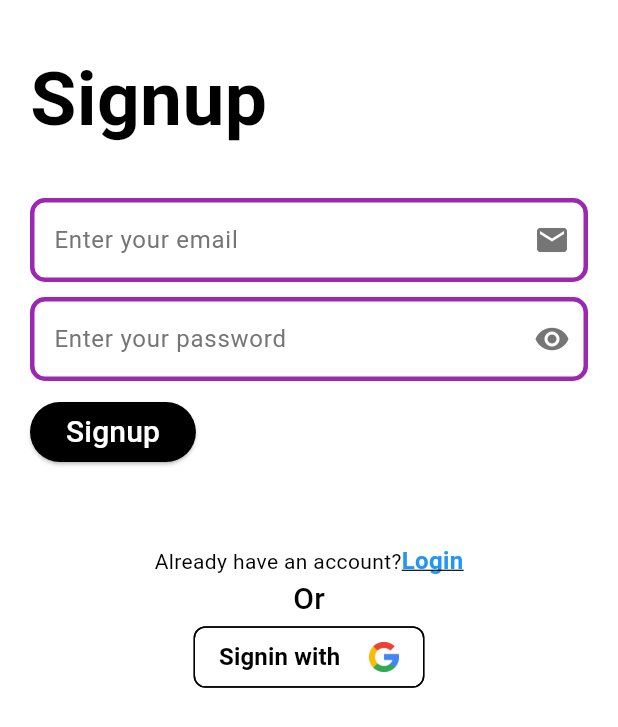
After one commit to SoumyadeepOSD/SIH_2023_Project, a Flutter app: the Signup screen opened directly, on a phone screen of 412 x 824 dp. The commit adds this screen. Shown: the top 727 px of the screen. Run offline on Flutter 3.47's test engine with Material 2 defaults, Android fonts, the phone set to English and light mode, and no system bars; our stand-ins replace firebase_core, google_nav_bar; missing offline and left inert: mongo_dart; accounts and stored records are empty.

Commit message:
Signup page UI done

```diff
--- a/lib/Frontend/constant/colors.dart
+++ b/lib/Frontend/constant/colors.dart
@@ -8,3 +8,4 @@ Color green = Colors.green;
 Color yellow = Colors.amber;
 Color customgrey = Colors.grey.shade600;
 Color transparentblue = const Color(0x47008BFD);
+Color purple = Colors.purple;
--- /dev/null
+++ b/lib/Frontend/constant/images.dart
@@ -0,0 +1,3 @@
+import 'package:flutter/material.dart';
+
+const googleLogo = 'assets/images/GoogleLogo.png';
--- a/lib/Frontend/constant/widgets.dart
+++ b/lib/Frontend/constant/widgets.dart
@@ -1,4 +1,6 @@
 import 'package:flutter/material.dart';
+
+import 'colors.dart';
 
 Widget customTextWidget(string, size, weight, color) => Text(
       string,
@@ -8,3 +10,33 @@ Widget customTextWidget(string, size, weight, color) => Text(
         color: color,
       ),
     );
+
+Widget customTextField({controllerName, hint, icon}) => TextField(
+      controller: controllerName,
+      keyboardType: TextInputType.emailAddress,
+      decoration: InputDecoration(
+        enabled: true,
+        enabledBorder: OutlineInputBorder(
+          borderSide: BorderSide(
+            width: 3,
+            color: purple,
+          ),
+          borderRadius: const BorderRadius.all(
+            Radius.circular(10.0),
+          ),
+        ),
+        focusedBorder: OutlineInputBorder(
+          borderSide: BorderSide(
+            width: 3,
+            color: blue,
+          ),
+          borderRadius: BorderRadius.circular(10),
+        ),
+        hintText: hint,
+        suffixIcon: Icon(
+          icon,
+          color: customgrey,
+        ),
+        hintStyle: TextStyle(color: customgrey),
+      ),
+    );
--- /dev/null
+++ b/lib/Frontend/pages/auth/signup.dart
@@ -0,0 +1,102 @@
+import 'package:flutter/material.dart';
+import 'package:sih_2023/Frontend/constant/colors.dart';
+import 'package:sih_2023/Frontend/constant/images.dart';
+
+import '../../constant/widgets.dart';
+
+TextEditingController _emailController = TextEditingController();
+TextEditingController _passwordController = TextEditingController();
+
+class Signup extends StatelessWidget {
+  const Signup({super.key});
+
+  @override
+  Widget build(BuildContext context) {
+    return Scaffold(
+      body: SafeArea(
+          child: SingleChildScrollView(
+        child: Container(
+          margin: const EdgeInsets.symmetric(horizontal: 20.0),
+          child: Column(
+            crossAxisAlignment: CrossAxisAlignment.start,
+            children: [
+              const SizedBox(
+                height: 30.0,
+              ),
+              customTextWidget("Signup", 50.0, FontWeight.bold, black),
+              const SizedBox(
+                height: 30.0,
+              ),
+              customTextField(
+                  controllerName: _emailController,
+                  hint: "Enter your email",
+                  icon: Icons.email),
+              const SizedBox(
+                height: 10.0,
+              ),
+              customTextField(
+                  controllerName: _passwordController,
+                  hint: "Enter your password",
+                  icon: Icons.remove_red_eye),
+              const SizedBox(
+                height: 10.0,
+              ),
+              ElevatedButton(
+                style: ElevatedButton.styleFrom(
+                  backgroundColor: black,
+                ),
+                onPressed: () {},
+                child: customTextWidget("Signup", 20.0, FontWeight.w500, white),
+              ),
+              const SizedBox(
+                height: 50.0,
+              ),
+              Center(
+                child: Column(
+                  children: [
+                    Text.rich(
+                      TextSpan(
+                        text: "Already have an account?",
+                        children: [
+                          TextSpan(
+                            text: "Login",
+                            style: TextStyle(
+                              color: blue,
+                              fontSize: 16.0,
+                              fontWeight: FontWeight.bold,
+                              decoration: TextDecoration.underline,
+                            ),
+                          ),
+                        ],
+                      ),
+                    ),
+                    customTextWidget("Or", 20.0, FontWeight.w500, black),
+                    Chip(
+                      label: SizedBox(
+                        width: 120,
+                        child: Row(
+                          mainAxisAlignment: MainAxisAlignment.spaceBetween,
+                          children: [
+                            customTextWidget(
+                                "Signin with", 16.0, FontWeight.bold, black),
+                            const Image(
+                              height: 20.0,
+                              width: 20.0,
+                              image: AssetImage(
+                                googleLogo,
+                              ),
+                            ),
+                          ],
+                        ),
+                      ),
+                    ),
+                  ],
+                ),
+              ),
+            ],
+          ),
+        ),
+      )),
+    );
+  }
+}
--- a/lib/Frontend/pages/onboarding.dart
+++ b/lib/Frontend/pages/onboarding.dart
@@ -1,5 +1,6 @@
 import 'package:flutter/material.dart';
 import 'package:flutter/services.dart';
+import 'package:sih_2023/Frontend/pages/auth/signup.dart';
 import 'package:sih_2023/Frontend/pages/homepage.dart';
 
 class OnboardingScreen extends StatefulWidget {
@@ -49,7 +50,7 @@ class _OnboardingScreenState extends State<OnboardingScreen> {
                       onPressed: () {
                         Navigator.of(context).pushReplacement(
                           MaterialPageRoute(
-                            builder: (context) => HomePage(),
+                            builder: (context) => const Signup(),
                           ),
                         );
                       },
--- a/lib/main.dart
+++ b/lib/main.dart
@@ -1,7 +1,12 @@
+// ignore_for_file: depend_on_referenced_packages
 import 'package:flutter/material.dart';
+import 'package:firebase_core/firebase_core.dart';
 import 'package:sih_2023/Frontend/pages/onboarding.dart';
+import 'package:sih_2023/firebase_options.dart';
 
-void main() {
+Future<void> main() async {
+  WidgetsFlutterBinding.ensureInitialized();
+  await Firebase.initializeApp(options: DefaultFirebaseOptions.currentPlatform);
   runApp(const MyApp());
 }
 
```
Also changed, not shown: pubspec.yaml (+3 -4 lines), assets/images/GoogleLogo.png (added), lib/Frontend/pages/auth/login.dart (added), lib/firebase_options.dart (added), pubspec.lock, 10 other files.
